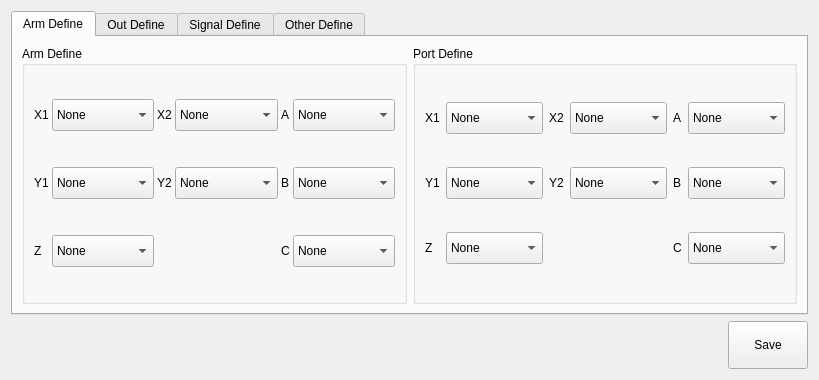
First picture: the form in hcsettings/icstructdefineframe_5.ui, repository dongdong-2009/3-5AxisRobot, before the edit.
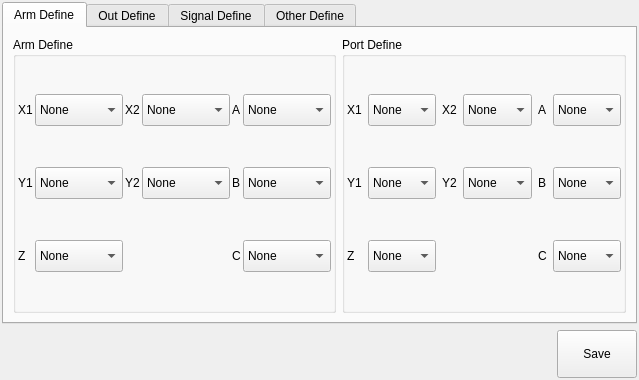
Second picture: the form after the edit. Icons and pictures are not drawn. Custom widgets are drawn as their Qt base class.

```diff
--- a/hcsettings/icstructdefineframe_5.ui
+++ b/hcsettings/icstructdefineframe_5.ui
@@ -6,7 +6,7 @@
    <rect>
     <x>0</x>
     <y>0</y>
-    <width>819</width>
+    <width>639</width>
     <height>380</height>
    </rect>
   </property>
@@ -22,6 +22,18 @@
 </string>
   </property>
   <layout class="QVBoxLayout" name="verticalLayout_4">
+   <property name="leftMargin">
+    <number>2</number>
+   </property>
+   <property name="topMargin">
+    <number>2</number>
+   </property>
+   <property name="rightMargin">
+    <number>2</number>
+   </property>
+   <property name="bottomMargin">
+    <number>2</number>
+   </property>
    <item>
     <widget class="QTabWidget" name="tabWidget">
      <property name="currentIndex">
@@ -38,14 +50,20 @@
           <string>Arm Define</string>
          </property>
          <layout class="QGridLayout" name="gridLayout">
+          <property name="leftMargin">
+           <number>2</number>
+          </property>
           <property name="topMargin">
-           <number>3</number>
+           <number>2</number>
+          </property>
+          <property name="rightMargin">
+           <number>2</number>
           </property>
           <property name="bottomMargin">
            <number>2</number>
           </property>
           <property name="horizontalSpacing">
-           <number>3</number>
+           <number>2</number>
           </property>
           <item row="0" column="1">
            <widget class="ICComboBox" name="x1Box">
@@ -360,6 +378,18 @@
           <string>Port Define</string>
          </property>
          <layout class="QGridLayout" name="gridLayout_4">
+          <property name="leftMargin">
+           <number>2</number>
+          </property>
+          <property name="topMargin">
+           <number>2</number>
+          </property>
+          <property name="rightMargin">
+           <number>2</number>
+          </property>
+          <property name="bottomMargin">
+           <number>2</number>
+          </property>
           <item row="2" column="0">
            <widget class="QLabel" name="label_21">
             <property name="text">
@@ -844,7 +874,7 @@
            <number>2</number>
           </property>
           <property name="topMargin">
-           <number>4</number>
+           <number>2</number>
           </property>
           <property name="rightMargin">
            <number>2</number>
@@ -1664,9 +1694,6 @@
                </property>
               </spacer>
              </item>
-            </layout>
-           </widget>
-          </item>
           <item>
            <layout class="QHBoxLayout" name="horizontalLayout_2">
             <property name="leftMargin">
@@ -1851,6 +1878,9 @@
        </item>
       </layout>
      </widget>
+       </item>
+      </layout>
+     </widget>
      <widget class="QWidget" name="tab_4">
       <attribute name="title">
        <string>Other Define</string>
```
Left out of the diff: 8 changed lines with no effect on the pictures. Lines whose indentation alone changed are shown as unchanged.
